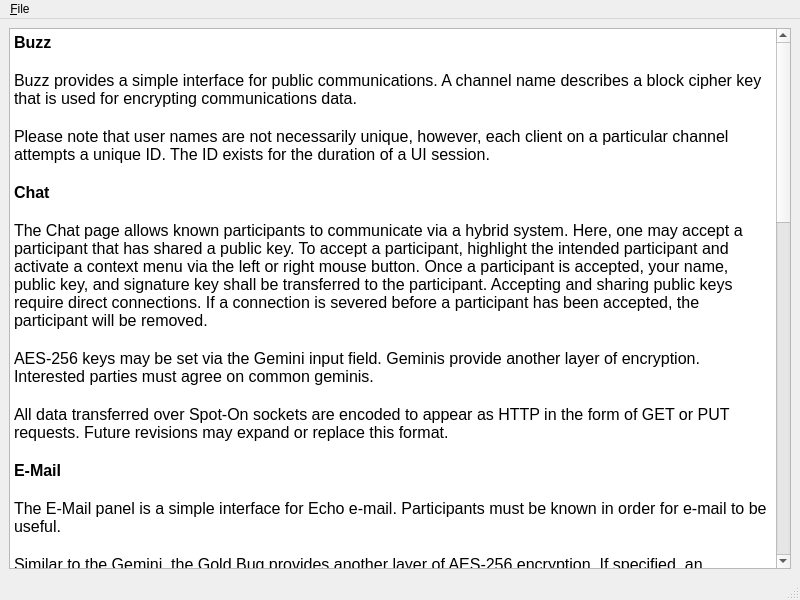
This is UI/docviewer.ui in xloem/spot-on-svn as Qt 5 draws it before an edit. The edited form follows.
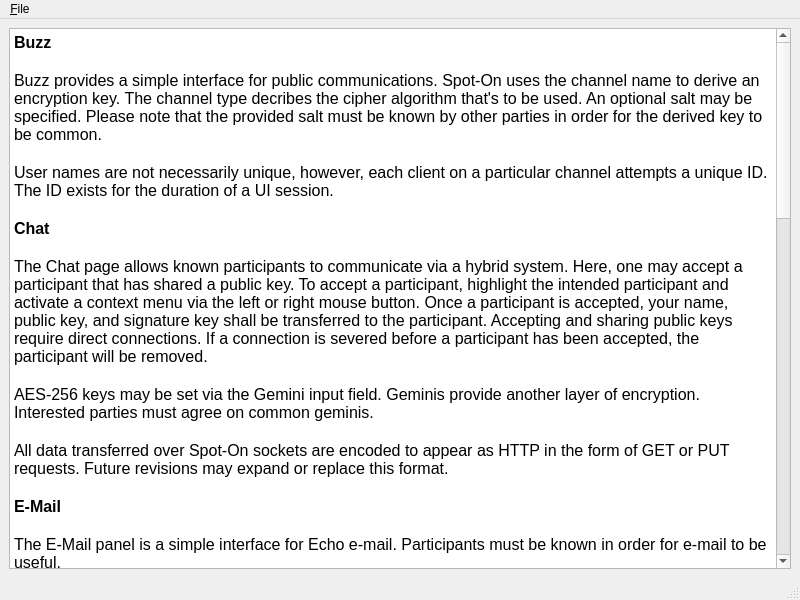
This is the edited form. Icons and pictures are not drawn.

Commit message: Display the salt and type. Optional Buzz salt.

Diff of the .ui file:
```diff
--- a/UI/docviewer.ui
+++ b/UI/docviewer.ui
@@ -25,59 +25,59 @@
        <string>&lt;!DOCTYPE HTML PUBLIC &quot;-//W3C//DTD HTML 4.0//EN&quot; &quot;http://www.w3.org/TR/REC-html40/strict.dtd&quot;&gt;
 &lt;html&gt;&lt;head&gt;&lt;meta name=&quot;qrichtext&quot; content=&quot;1&quot; /&gt;&lt;style type=&quot;text/css&quot;&gt;
 p, li { white-space: pre-wrap; }
-&lt;/style&gt;&lt;/head&gt;&lt;body style=&quot; font-family:'Sans'; font-size:12pt; font-weight:400; font-style:normal;&quot;&gt;
-&lt;p style=&quot; margin-top:0px; margin-bottom:0px; margin-left:0px; margin-right:0px; -qt-block-indent:0; text-indent:0px;&quot;&gt;&lt;span style=&quot; font-weight:600;&quot;&gt;Buzz&lt;/span&gt;&lt;/p&gt;
-&lt;p style=&quot;-qt-paragraph-type:empty; margin-top:0px; margin-bottom:0px; margin-left:0px; margin-right:0px; -qt-block-indent:0; text-indent:0px;&quot;&gt;&lt;br /&gt;&lt;/p&gt;
-&lt;p style=&quot; margin-top:0px; margin-bottom:0px; margin-left:0px; margin-right:0px; -qt-block-indent:0; text-indent:0px;&quot;&gt;Buzz provides a simple interface for public communications. A channel name describes a block cipher key that is used for encrypting communications data.&lt;/p&gt;
-&lt;p style=&quot;-qt-paragraph-type:empty; margin-top:0px; margin-bottom:0px; margin-left:0px; margin-right:0px; -qt-block-indent:0; text-indent:0px;&quot;&gt;&lt;br /&gt;&lt;/p&gt;
-&lt;p style=&quot; margin-top:0px; margin-bottom:0px; margin-left:0px; margin-right:0px; -qt-block-indent:0; text-indent:0px;&quot;&gt;Please note that user names are not necessarily unique, however, each client on a particular channel attempts a unique ID. The ID exists for the duration of a UI session.&lt;/p&gt;
-&lt;p style=&quot;-qt-paragraph-type:empty; margin-top:0px; margin-bottom:0px; margin-left:0px; margin-right:0px; -qt-block-indent:0; text-indent:0px; font-family:'Lucida Grande'; font-weight:600;&quot;&gt;&lt;br /&gt;&lt;/p&gt;
-&lt;p style=&quot; margin-top:0px; margin-bottom:0px; margin-left:0px; margin-right:0px; -qt-block-indent:0; text-indent:0px;&quot;&gt;&lt;span style=&quot; font-family:'Lucida Grande'; font-weight:600;&quot;&gt;Chat&lt;/span&gt;&lt;/p&gt;
-&lt;p style=&quot;-qt-paragraph-type:empty; margin-top:0px; margin-bottom:0px; margin-left:0px; margin-right:0px; -qt-block-indent:0; text-indent:0px; font-family:'Lucida Grande';&quot;&gt;&lt;br /&gt;&lt;/p&gt;
-&lt;p style=&quot; margin-top:0px; margin-bottom:0px; margin-left:0px; margin-right:0px; -qt-block-indent:0; text-indent:0px;&quot;&gt;&lt;span style=&quot; font-family:'Lucida Grande';&quot;&gt;The Chat page allows known participants to communicate via a hybrid system. Here, one may accept a participant that has shared a public key. To accept a participant, highlight the intended participant and activate a context menu via the left or right mouse button. Once a participant is accepted, your name, public key, and signature key shall be transferred to the participant. Accepting and sharing public keys require direct connections. If a connection is severed before a participant has been accepted, the participant will be removed.&lt;/span&gt;&lt;/p&gt;
-&lt;p style=&quot;-qt-paragraph-type:empty; margin-top:0px; margin-bottom:0px; margin-left:0px; margin-right:0px; -qt-block-indent:0; text-indent:0px; font-family:'Lucida Grande';&quot;&gt;&lt;br /&gt;&lt;/p&gt;
-&lt;p style=&quot; margin-top:0px; margin-bottom:0px; margin-left:0px; margin-right:0px; -qt-block-indent:0; text-indent:0px;&quot;&gt;&lt;span style=&quot; font-family:'Lucida Grande';&quot;&gt;AES-256 keys may be set via the Gemini input field. Geminis provide another layer of encryption. Interested parties must agree on common geminis.&lt;/span&gt;&lt;/p&gt;
-&lt;p style=&quot;-qt-paragraph-type:empty; margin-top:0px; margin-bottom:0px; margin-left:0px; margin-right:0px; -qt-block-indent:0; text-indent:0px; font-family:'Lucida Grande';&quot;&gt;&lt;br /&gt;&lt;/p&gt;
-&lt;p style=&quot; margin-top:0px; margin-bottom:0px; margin-left:0px; margin-right:0px; -qt-block-indent:0; text-indent:0px;&quot;&gt;&lt;span style=&quot; font-family:'Lucida Grande';&quot;&gt;All data transferred over Spot-On sockets are encoded to appear as HTTP in the form of GET or PUT requests. Future revisions may expand or replace this format.&lt;/span&gt;&lt;/p&gt;
-&lt;p style=&quot;-qt-paragraph-type:empty; margin-top:0px; margin-bottom:0px; margin-left:0px; margin-right:0px; -qt-block-indent:0; text-indent:0px; font-family:'Lucida Grande';&quot;&gt;&lt;br /&gt;&lt;/p&gt;
-&lt;p style=&quot; margin-top:0px; margin-bottom:0px; margin-left:0px; margin-right:0px; -qt-block-indent:0; text-indent:0px;&quot;&gt;&lt;span style=&quot; font-family:'Lucida Grande'; font-weight:600;&quot;&gt;E-Mail&lt;/span&gt;&lt;/p&gt;
-&lt;p style=&quot;-qt-paragraph-type:empty; margin-top:0px; margin-bottom:0px; margin-left:0px; margin-right:0px; -qt-block-indent:0; text-indent:0px; font-family:'Lucida Grande';&quot;&gt;&lt;br /&gt;&lt;/p&gt;
-&lt;p style=&quot; margin-top:0px; margin-bottom:0px; margin-left:0px; margin-right:0px; -qt-block-indent:0; text-indent:0px;&quot;&gt;&lt;span style=&quot; font-family:'Lucida Grande';&quot;&gt;The E-Mail panel is a simple interface for Echo e-mail. Participants must be known in order for e-mail to be useful.&lt;/span&gt;&lt;/p&gt;
-&lt;p style=&quot;-qt-paragraph-type:empty; margin-top:0px; margin-bottom:0px; margin-left:0px; margin-right:0px; -qt-block-indent:0; text-indent:0px; font-family:'Lucida Grande';&quot;&gt;&lt;br /&gt;&lt;/p&gt;
-&lt;p style=&quot; margin-top:0px; margin-bottom:0px; margin-left:0px; margin-right:0px; -qt-block-indent:0; text-indent:0px;&quot;&gt;&lt;span style=&quot; font-family:'Lucida Grande';&quot;&gt;Similar to the Gemini, the Gold Bug provides another layer of AES-256 encryption. If specified, an outbound letter shall be encrypted via the provided key. Recipients will be prompted to provide correct gold bugs whenever they attempt to open letters that have been enclosed by gold bugs.&lt;/span&gt;&lt;/p&gt;
-&lt;p style=&quot;-qt-paragraph-type:empty; margin-top:0px; margin-bottom:0px; margin-left:0px; margin-right:0px; -qt-block-indent:0; text-indent:0px; font-family:'Lucida Grande';&quot;&gt;&lt;br /&gt;&lt;/p&gt;
-&lt;p style=&quot; margin-top:0px; margin-bottom:0px; margin-left:0px; margin-right:0px; -qt-block-indent:0; text-indent:0px;&quot;&gt;&lt;span style=&quot; font-family:'Lucida Grande';&quot;&gt;The C/O sub-panel allows participants to house off-line e-mail of other participants. The intent of this feature is to provide a means of storing data for later retrieval. Please note that two participants must have a common participant in order for the feature to function correctly. Whenever a participant requests e-mail, a broadcast message is sent to reachable nodes. The broadcast includes the participant's signature. E-mail will then be distributed in a timely manner.&lt;/span&gt;&lt;/p&gt;
-&lt;p style=&quot;-qt-paragraph-type:empty; margin-top:0px; margin-bottom:0px; margin-left:0px; margin-right:0px; -qt-block-indent:0; text-indent:0px; font-family:'Lucida Grande';&quot;&gt;&lt;br /&gt;&lt;/p&gt;
-&lt;p style=&quot; margin-top:0px; margin-bottom:0px; margin-left:0px; margin-right:0px; -qt-block-indent:0; text-indent:0px;&quot;&gt;&lt;span style=&quot; font-family:'Lucida Grande';&quot;&gt;Please note that you may receive duplicate messages because of the Echo Protocol. A future revision may resolve this mishap.&lt;/span&gt;&lt;/p&gt;
-&lt;p style=&quot;-qt-paragraph-type:empty; margin-top:0px; margin-bottom:0px; margin-left:0px; margin-right:0px; -qt-block-indent:0; text-indent:0px; font-family:'Lucida Grande';&quot;&gt;&lt;br /&gt;&lt;/p&gt;
-&lt;p style=&quot; margin-top:0px; margin-bottom:0px; margin-left:0px; margin-right:0px; -qt-block-indent:0; text-indent:0px;&quot;&gt;&lt;span style=&quot; font-family:'Lucida Grande'; font-weight:600;&quot;&gt;Listeners&lt;/span&gt;&lt;/p&gt;
-&lt;p style=&quot;-qt-paragraph-type:empty; margin-top:0px; margin-bottom:0px; margin-left:0px; margin-right:0px; -qt-block-indent:0; text-indent:0px; font-family:'Lucida Grande';&quot;&gt;&lt;br /&gt;&lt;/p&gt;
-&lt;p style=&quot; margin-top:0px; margin-bottom:0px; margin-left:0px; margin-right:0px; -qt-block-indent:0; text-indent:0px;&quot;&gt;&lt;span style=&quot; font-family:'Lucida Grande';&quot;&gt;In order to accept incoming connections, at least one active listener is required. The maximum number of connections that Spot-On will accept on a listener may also be modified. Echo modes and SSL key sizes may be selected as well.&lt;/span&gt;&lt;/p&gt;
-&lt;p style=&quot;-qt-paragraph-type:empty; margin-top:0px; margin-bottom:0px; margin-left:0px; margin-right:0px; -qt-block-indent:0; text-indent:0px; font-family:'Lucida Grande';&quot;&gt;&lt;br /&gt;&lt;/p&gt;
-&lt;p style=&quot; margin-top:0px; margin-bottom:0px; margin-left:0px; margin-right:0px; -qt-block-indent:0; text-indent:0px;&quot;&gt;&lt;span style=&quot; font-family:'Lucida Grande';&quot;&gt;Data that is transmitted on the Echo Protocol is subject to echoes. To restrict echoed data on a listener, simply select the Echo Mode. Please note that in order for a connection to be either full or half echo, both endpoints must agree on an identical mode.&lt;/span&gt;&lt;/p&gt;
-&lt;p style=&quot;-qt-paragraph-type:empty; margin-top:0px; margin-bottom:0px; margin-left:0px; margin-right:0px; -qt-block-indent:0; text-indent:0px; font-family:'Lucida Grande';&quot;&gt;&lt;br /&gt;&lt;/p&gt;
-&lt;p style=&quot; margin-top:0px; margin-bottom:0px; margin-left:0px; margin-right:0px; -qt-block-indent:0; text-indent:0px;&quot;&gt;&lt;span style=&quot; font-family:'Lucida Grande';&quot;&gt;Restricting connections by country is provided on this page. A future version of Spot-On will provide more elaborate mechanisms for limiting remote connections.&lt;/span&gt;&lt;/p&gt;
-&lt;p style=&quot;-qt-paragraph-type:empty; margin-top:0px; margin-bottom:0px; margin-left:0px; margin-right:0px; -qt-block-indent:0; text-indent:0px; font-family:'Lucida Grande';&quot;&gt;&lt;br /&gt;&lt;/p&gt;
-&lt;p style=&quot; margin-top:0px; margin-bottom:0px; margin-left:0px; margin-right:0px; -qt-block-indent:0; text-indent:0px;&quot;&gt;&lt;span style=&quot; font-family:'Lucida Grande'; font-weight:600;&quot;&gt;Neighbors&lt;/span&gt;&lt;/p&gt;
-&lt;p style=&quot;-qt-paragraph-type:empty; margin-top:0px; margin-bottom:0px; margin-left:0px; margin-right:0px; -qt-block-indent:0; text-indent:0px; font-family:'Lucida Grande';&quot;&gt;&lt;br /&gt;&lt;/p&gt;
-&lt;p style=&quot; margin-top:0px; margin-bottom:0px; margin-left:0px; margin-right:0px; -qt-block-indent:0; text-indent:0px;&quot;&gt;&lt;span style=&quot; font-family:'Lucida Grande';&quot;&gt;The Neighbors page lists all Spot-On network connections that are present on a node. This page also allows users to define new connections. A context menu may be activated via the left or right mouse buttons on the Neighbors table. The menu provides several other options that are not readily available.&lt;/span&gt;&lt;/p&gt;
-&lt;p style=&quot;-qt-paragraph-type:empty; margin-top:0px; margin-bottom:0px; margin-left:0px; margin-right:0px; -qt-block-indent:0; text-indent:0px; font-family:'Lucida Grande';&quot;&gt;&lt;br /&gt;&lt;/p&gt;
-&lt;p style=&quot; margin-top:0px; margin-bottom:0px; margin-left:0px; margin-right:0px; -qt-block-indent:0; text-indent:0px;&quot;&gt;&lt;span style=&quot; font-family:'Lucida Grande';&quot;&gt;The Neighbors page also allows owners to copy their public keys to clipboard buffers. Adding other participants may also be performed on this page.&lt;/span&gt;&lt;/p&gt;
-&lt;p style=&quot;-qt-paragraph-type:empty; margin-top:0px; margin-bottom:0px; margin-left:0px; margin-right:0px; -qt-block-indent:0; text-indent:0px; font-family:'Lucida Grande';&quot;&gt;&lt;br /&gt;&lt;/p&gt;
-&lt;p style=&quot; margin-top:0px; margin-bottom:0px; margin-left:0px; margin-right:0px; -qt-block-indent:0; text-indent:0px;&quot;&gt;&lt;span style=&quot; font-family:'Lucida Grande'; font-weight:600;&quot;&gt;Search&lt;/span&gt;&lt;/p&gt;
-&lt;p style=&quot;-qt-paragraph-type:empty; margin-top:0px; margin-bottom:0px; margin-left:0px; margin-right:0px; -qt-block-indent:0; text-indent:0px; font-family:'Lucida Grande';&quot;&gt;&lt;br /&gt;&lt;/p&gt;
-&lt;p style=&quot; margin-top:0px; margin-bottom:0px; margin-left:0px; margin-right:0px; -qt-block-indent:0; text-indent:0px;&quot;&gt;&lt;span style=&quot; font-family:'Lucida Grande';&quot;&gt;Not yet implemented.&lt;/span&gt;&lt;/p&gt;
-&lt;p style=&quot;-qt-paragraph-type:empty; margin-top:0px; margin-bottom:0px; margin-left:0px; margin-right:0px; -qt-block-indent:0; text-indent:0px; font-family:'Lucida Grande';&quot;&gt;&lt;br /&gt;&lt;/p&gt;
-&lt;p style=&quot; margin-top:0px; margin-bottom:0px; margin-left:0px; margin-right:0px; -qt-block-indent:0; text-indent:0px;&quot;&gt;&lt;span style=&quot; font-family:'Lucida Grande'; font-weight:600;&quot;&gt;Settings&lt;/span&gt;&lt;/p&gt;
-&lt;p style=&quot;-qt-paragraph-type:empty; margin-top:0px; margin-bottom:0px; margin-left:0px; margin-right:0px; -qt-block-indent:0; text-indent:0px; font-family:'Lucida Grande';&quot;&gt;&lt;br /&gt;&lt;/p&gt;
-&lt;p style=&quot; margin-top:0px; margin-bottom:0px; margin-left:0px; margin-right:0px; -qt-block-indent:0; text-indent:0px;&quot;&gt;&lt;span style=&quot; font-family:'Lucida Grande';&quot;&gt;Please prepare a passphrase after launching Spot-On. To do so, complete the Passphrase and Passphrase Confirmation fields. Also review, and perhaps modify, the cipher type, hash type, iteration count, RSA key size, and salt length. Please note that the initialization process may take a significant amount of time to complete.&lt;/span&gt;&lt;/p&gt;
-&lt;p style=&quot;-qt-paragraph-type:empty; margin-top:0px; margin-bottom:0px; margin-left:0px; margin-right:0px; -qt-block-indent:0; text-indent:0px; font-family:'Lucida Grande';&quot;&gt;&lt;br /&gt;&lt;/p&gt;
-&lt;p style=&quot; margin-top:0px; margin-bottom:0px; margin-left:0px; margin-right:0px; -qt-block-indent:0; text-indent:0px;&quot;&gt;&lt;span style=&quot; font-family:'Lucida Grande';&quot;&gt;Spot-On is separated into two major processes, a kernel and a user interface. The kernel is responsible for establishing and maintaining the networking aspects of Spot-On. The data between a kernel process and one or more user interfaces are transferred over SSL.&lt;/span&gt;&lt;/p&gt;
-&lt;p style=&quot;-qt-paragraph-type:empty; margin-top:0px; margin-bottom:0px; margin-left:0px; margin-right:0px; -qt-block-indent:0; text-indent:0px; font-family:'Lucida Grande';&quot;&gt;&lt;br /&gt;&lt;/p&gt;
-&lt;p style=&quot; margin-top:0px; margin-bottom:0px; margin-left:0px; margin-right:0px; -qt-block-indent:0; text-indent:0px;&quot;&gt;&lt;span style=&quot; font-family:'Lucida Grande'; font-weight:600;&quot;&gt;URLs&lt;/span&gt;&lt;/p&gt;
-&lt;p style=&quot;-qt-paragraph-type:empty; margin-top:0px; margin-bottom:0px; margin-left:0px; margin-right:0px; -qt-block-indent:0; text-indent:0px; font-family:'Lucida Grande';&quot;&gt;&lt;br /&gt;&lt;/p&gt;
-&lt;p style=&quot; margin-top:0px; margin-bottom:0px; margin-left:0px; margin-right:0px; -qt-block-indent:0; text-indent:0px;&quot;&gt;&lt;span style=&quot; font-family:'Lucida Grande';&quot;&gt;Not yet implemented.&lt;/span&gt;&lt;/p&gt;
-&lt;p style=&quot;-qt-paragraph-type:empty; margin-top:0px; margin-bottom:0px; margin-left:0px; margin-right:0px; -qt-block-indent:0; text-indent:0px; font-family:'Lucida Grande';&quot;&gt;&lt;br /&gt;&lt;/p&gt;&lt;/body&gt;&lt;/html&gt;</string>
+&lt;/style&gt;&lt;/head&gt;&lt;body style=&quot; font-family:'Lucida Grande'; font-size:13pt; font-weight:400; font-style:normal;&quot;&gt;
+&lt;p style=&quot; margin-top:0px; margin-bottom:0px; margin-left:0px; margin-right:0px; -qt-block-indent:0; text-indent:0px;&quot;&gt;&lt;span style=&quot; font-family:'Sans'; font-size:12pt; font-weight:600;&quot;&gt;Buzz&lt;/span&gt;&lt;/p&gt;
+&lt;p style=&quot;-qt-paragraph-type:empty; margin-top:0px; margin-bottom:0px; margin-left:0px; margin-right:0px; -qt-block-indent:0; text-indent:0px; font-family:'Sans'; font-size:12pt;&quot;&gt;&lt;br /&gt;&lt;/p&gt;
+&lt;p style=&quot; margin-top:0px; margin-bottom:0px; margin-left:0px; margin-right:0px; -qt-block-indent:0; text-indent:0px;&quot;&gt;&lt;span style=&quot; font-family:'Sans'; font-size:12pt;&quot;&gt;Buzz provides a simple interface for public communications. Spot-On uses the channel name to derive an encryption key. The channel type decribes the cipher algorithm that's to be used. An optional salt may be specified. Please note that the provided salt must be known by other parties in order for the derived key to be common.&lt;/span&gt;&lt;/p&gt;
+&lt;p style=&quot;-qt-paragraph-type:empty; margin-top:0px; margin-bottom:0px; margin-left:0px; margin-right:0px; -qt-block-indent:0; text-indent:0px; font-family:'Sans'; font-size:12pt;&quot;&gt;&lt;br /&gt;&lt;/p&gt;
+&lt;p style=&quot; margin-top:0px; margin-bottom:0px; margin-left:0px; margin-right:0px; -qt-block-indent:0; text-indent:0px;&quot;&gt;&lt;span style=&quot; font-family:'Sans'; font-size:12pt;&quot;&gt;User names are not necessarily unique, however, each client on a particular channel attempts a unique ID. The ID exists for the duration of a UI session.&lt;/span&gt;&lt;/p&gt;
+&lt;p style=&quot;-qt-paragraph-type:empty; margin-top:0px; margin-bottom:0px; margin-left:0px; margin-right:0px; -qt-block-indent:0; text-indent:0px; font-size:12pt; font-weight:600;&quot;&gt;&lt;br /&gt;&lt;/p&gt;
+&lt;p style=&quot; margin-top:0px; margin-bottom:0px; margin-left:0px; margin-right:0px; -qt-block-indent:0; text-indent:0px;&quot;&gt;&lt;span style=&quot; font-size:12pt; font-weight:600;&quot;&gt;Chat&lt;/span&gt;&lt;/p&gt;
+&lt;p style=&quot;-qt-paragraph-type:empty; margin-top:0px; margin-bottom:0px; margin-left:0px; margin-right:0px; -qt-block-indent:0; text-indent:0px; font-size:12pt;&quot;&gt;&lt;br /&gt;&lt;/p&gt;
+&lt;p style=&quot; margin-top:0px; margin-bottom:0px; margin-left:0px; margin-right:0px; -qt-block-indent:0; text-indent:0px;&quot;&gt;&lt;span style=&quot; font-size:12pt;&quot;&gt;The Chat page allows known participants to communicate via a hybrid system. Here, one may accept a participant that has shared a public key. To accept a participant, highlight the intended participant and activate a context menu via the left or right mouse button. Once a participant is accepted, your name, public key, and signature key shall be transferred to the participant. Accepting and sharing public keys require direct connections. If a connection is severed before a participant has been accepted, the participant will be removed.&lt;/span&gt;&lt;/p&gt;
+&lt;p style=&quot;-qt-paragraph-type:empty; margin-top:0px; margin-bottom:0px; margin-left:0px; margin-right:0px; -qt-block-indent:0; text-indent:0px; font-size:12pt;&quot;&gt;&lt;br /&gt;&lt;/p&gt;
+&lt;p style=&quot; margin-top:0px; margin-bottom:0px; margin-left:0px; margin-right:0px; -qt-block-indent:0; text-indent:0px;&quot;&gt;&lt;span style=&quot; font-size:12pt;&quot;&gt;AES-256 keys may be set via the Gemini input field. Geminis provide another layer of encryption. Interested parties must agree on common geminis.&lt;/span&gt;&lt;/p&gt;
+&lt;p style=&quot;-qt-paragraph-type:empty; margin-top:0px; margin-bottom:0px; margin-left:0px; margin-right:0px; -qt-block-indent:0; text-indent:0px; font-size:12pt;&quot;&gt;&lt;br /&gt;&lt;/p&gt;
+&lt;p style=&quot; margin-top:0px; margin-bottom:0px; margin-left:0px; margin-right:0px; -qt-block-indent:0; text-indent:0px;&quot;&gt;&lt;span style=&quot; font-size:12pt;&quot;&gt;All data transferred over Spot-On sockets are encoded to appear as HTTP in the form of GET or PUT requests. Future revisions may expand or replace this format.&lt;/span&gt;&lt;/p&gt;
+&lt;p style=&quot;-qt-paragraph-type:empty; margin-top:0px; margin-bottom:0px; margin-left:0px; margin-right:0px; -qt-block-indent:0; text-indent:0px; font-size:12pt;&quot;&gt;&lt;br /&gt;&lt;/p&gt;
+&lt;p style=&quot; margin-top:0px; margin-bottom:0px; margin-left:0px; margin-right:0px; -qt-block-indent:0; text-indent:0px;&quot;&gt;&lt;span style=&quot; font-size:12pt; font-weight:600;&quot;&gt;E-Mail&lt;/span&gt;&lt;/p&gt;
+&lt;p style=&quot;-qt-paragraph-type:empty; margin-top:0px; margin-bottom:0px; margin-left:0px; margin-right:0px; -qt-block-indent:0; text-indent:0px; font-size:12pt;&quot;&gt;&lt;br /&gt;&lt;/p&gt;
+&lt;p style=&quot; margin-top:0px; margin-bottom:0px; margin-left:0px; margin-right:0px; -qt-block-indent:0; text-indent:0px;&quot;&gt;&lt;span style=&quot; font-size:12pt;&quot;&gt;The E-Mail panel is a simple interface for Echo e-mail. Participants must be known in order for e-mail to be useful.&lt;/span&gt;&lt;/p&gt;
+&lt;p style=&quot;-qt-paragraph-type:empty; margin-top:0px; margin-bottom:0px; margin-left:0px; margin-right:0px; -qt-block-indent:0; text-indent:0px; font-size:12pt;&quot;&gt;&lt;br /&gt;&lt;/p&gt;
+&lt;p style=&quot; margin-top:0px; margin-bottom:0px; margin-left:0px; margin-right:0px; -qt-block-indent:0; text-indent:0px;&quot;&gt;&lt;span style=&quot; font-size:12pt;&quot;&gt;Similar to the Gemini, the Gold Bug provides another layer of AES-256 encryption. If specified, an outbound letter shall be encrypted via the provided key. Recipients will be prompted to provide correct gold bugs whenever they attempt to open letters that have been enclosed by gold bugs.&lt;/span&gt;&lt;/p&gt;
+&lt;p style=&quot;-qt-paragraph-type:empty; margin-top:0px; margin-bottom:0px; margin-left:0px; margin-right:0px; -qt-block-indent:0; text-indent:0px; font-size:12pt;&quot;&gt;&lt;br /&gt;&lt;/p&gt;
+&lt;p style=&quot; margin-top:0px; margin-bottom:0px; margin-left:0px; margin-right:0px; -qt-block-indent:0; text-indent:0px;&quot;&gt;&lt;span style=&quot; font-size:12pt;&quot;&gt;The C/O sub-panel allows participants to house off-line e-mail of other participants. The intent of this feature is to provide a means of storing data for later retrieval. Please note that two participants must have a common participant in order for the feature to function correctly. Whenever a participant requests e-mail, a broadcast message is sent to reachable nodes. The broadcast includes the participant's signature. E-mail will then be distributed in a timely manner.&lt;/span&gt;&lt;/p&gt;
+&lt;p style=&quot;-qt-paragraph-type:empty; margin-top:0px; margin-bottom:0px; margin-left:0px; margin-right:0px; -qt-block-indent:0; text-indent:0px; font-size:12pt;&quot;&gt;&lt;br /&gt;&lt;/p&gt;
+&lt;p style=&quot; margin-top:0px; margin-bottom:0px; margin-left:0px; margin-right:0px; -qt-block-indent:0; text-indent:0px;&quot;&gt;&lt;span style=&quot; font-size:12pt;&quot;&gt;Please note that you may receive duplicate messages because of the Echo Protocol. A future revision may resolve this mishap.&lt;/span&gt;&lt;/p&gt;
+&lt;p style=&quot;-qt-paragraph-type:empty; margin-top:0px; margin-bottom:0px; margin-left:0px; margin-right:0px; -qt-block-indent:0; text-indent:0px; font-size:12pt;&quot;&gt;&lt;br /&gt;&lt;/p&gt;
+&lt;p style=&quot; margin-top:0px; margin-bottom:0px; margin-left:0px; margin-right:0px; -qt-block-indent:0; text-indent:0px;&quot;&gt;&lt;span style=&quot; font-size:12pt; font-weight:600;&quot;&gt;Listeners&lt;/span&gt;&lt;/p&gt;
+&lt;p style=&quot;-qt-paragraph-type:empty; margin-top:0px; margin-bottom:0px; margin-left:0px; margin-right:0px; -qt-block-indent:0; text-indent:0px; font-size:12pt;&quot;&gt;&lt;br /&gt;&lt;/p&gt;
+&lt;p style=&quot; margin-top:0px; margin-bottom:0px; margin-left:0px; margin-right:0px; -qt-block-indent:0; text-indent:0px;&quot;&gt;&lt;span style=&quot; font-size:12pt;&quot;&gt;In order to accept incoming connections, at least one active listener is required. The maximum number of connections that Spot-On will accept on a listener may also be modified. Echo modes and SSL key sizes may be selected as well.&lt;/span&gt;&lt;/p&gt;
+&lt;p style=&quot;-qt-paragraph-type:empty; margin-top:0px; margin-bottom:0px; margin-left:0px; margin-right:0px; -qt-block-indent:0; text-indent:0px; font-size:12pt;&quot;&gt;&lt;br /&gt;&lt;/p&gt;
+&lt;p style=&quot; margin-top:0px; margin-bottom:0px; margin-left:0px; margin-right:0px; -qt-block-indent:0; text-indent:0px;&quot;&gt;&lt;span style=&quot; font-size:12pt;&quot;&gt;Data that is transmitted on the Echo Protocol is subject to echoes. To restrict echoed data on a listener, simply select the Echo Mode. Please note that in order for a connection to be either full or half echo, both endpoints must agree on an identical mode.&lt;/span&gt;&lt;/p&gt;
+&lt;p style=&quot;-qt-paragraph-type:empty; margin-top:0px; margin-bottom:0px; margin-left:0px; margin-right:0px; -qt-block-indent:0; text-indent:0px; font-size:12pt;&quot;&gt;&lt;br /&gt;&lt;/p&gt;
+&lt;p style=&quot; margin-top:0px; margin-bottom:0px; margin-left:0px; margin-right:0px; -qt-block-indent:0; text-indent:0px;&quot;&gt;&lt;span style=&quot; font-size:12pt;&quot;&gt;Restricting connections by country is provided on this page. A future version of Spot-On will provide more elaborate mechanisms for limiting remote connections.&lt;/span&gt;&lt;/p&gt;
+&lt;p style=&quot;-qt-paragraph-type:empty; margin-top:0px; margin-bottom:0px; margin-left:0px; margin-right:0px; -qt-block-indent:0; text-indent:0px; font-size:12pt;&quot;&gt;&lt;br /&gt;&lt;/p&gt;
+&lt;p style=&quot; margin-top:0px; margin-bottom:0px; margin-left:0px; margin-right:0px; -qt-block-indent:0; text-indent:0px;&quot;&gt;&lt;span style=&quot; font-size:12pt; font-weight:600;&quot;&gt;Neighbors&lt;/span&gt;&lt;/p&gt;
+&lt;p style=&quot;-qt-paragraph-type:empty; margin-top:0px; margin-bottom:0px; margin-left:0px; margin-right:0px; -qt-block-indent:0; text-indent:0px; font-size:12pt;&quot;&gt;&lt;br /&gt;&lt;/p&gt;
+&lt;p style=&quot; margin-top:0px; margin-bottom:0px; margin-left:0px; margin-right:0px; -qt-block-indent:0; text-indent:0px;&quot;&gt;&lt;span style=&quot; font-size:12pt;&quot;&gt;The Neighbors page lists all Spot-On network connections that are present on a node. This page also allows users to define new connections. A context menu may be activated via the left or right mouse buttons on the Neighbors table. The menu provides several other options that are not readily available.&lt;/span&gt;&lt;/p&gt;
+&lt;p style=&quot;-qt-paragraph-type:empty; margin-top:0px; margin-bottom:0px; margin-left:0px; margin-right:0px; -qt-block-indent:0; text-indent:0px; font-size:12pt;&quot;&gt;&lt;br /&gt;&lt;/p&gt;
+&lt;p style=&quot; margin-top:0px; margin-bottom:0px; margin-left:0px; margin-right:0px; -qt-block-indent:0; text-indent:0px;&quot;&gt;&lt;span style=&quot; font-size:12pt;&quot;&gt;The Neighbors page also allows owners to copy their public keys to clipboard buffers. Adding other participants may also be performed on this page.&lt;/span&gt;&lt;/p&gt;
+&lt;p style=&quot;-qt-paragraph-type:empty; margin-top:0px; margin-bottom:0px; margin-left:0px; margin-right:0px; -qt-block-indent:0; text-indent:0px; font-size:12pt;&quot;&gt;&lt;br /&gt;&lt;/p&gt;
+&lt;p style=&quot; margin-top:0px; margin-bottom:0px; margin-left:0px; margin-right:0px; -qt-block-indent:0; text-indent:0px;&quot;&gt;&lt;span style=&quot; font-size:12pt; font-weight:600;&quot;&gt;Search&lt;/span&gt;&lt;/p&gt;
+&lt;p style=&quot;-qt-paragraph-type:empty; margin-top:0px; margin-bottom:0px; margin-left:0px; margin-right:0px; -qt-block-indent:0; text-indent:0px; font-size:12pt;&quot;&gt;&lt;br /&gt;&lt;/p&gt;
+&lt;p style=&quot; margin-top:0px; margin-bottom:0px; margin-left:0px; margin-right:0px; -qt-block-indent:0; text-indent:0px;&quot;&gt;&lt;span style=&quot; font-size:12pt;&quot;&gt;Not yet implemented.&lt;/span&gt;&lt;/p&gt;
+&lt;p style=&quot;-qt-paragraph-type:empty; margin-top:0px; margin-bottom:0px; margin-left:0px; margin-right:0px; -qt-block-indent:0; text-indent:0px; font-size:12pt;&quot;&gt;&lt;br /&gt;&lt;/p&gt;
+&lt;p style=&quot; margin-top:0px; margin-bottom:0px; margin-left:0px; margin-right:0px; -qt-block-indent:0; text-indent:0px;&quot;&gt;&lt;span style=&quot; font-size:12pt; font-weight:600;&quot;&gt;Settings&lt;/span&gt;&lt;/p&gt;
+&lt;p style=&quot;-qt-paragraph-type:empty; margin-top:0px; margin-bottom:0px; margin-left:0px; margin-right:0px; -qt-block-indent:0; text-indent:0px; font-size:12pt;&quot;&gt;&lt;br /&gt;&lt;/p&gt;
+&lt;p style=&quot; margin-top:0px; margin-bottom:0px; margin-left:0px; margin-right:0px; -qt-block-indent:0; text-indent:0px;&quot;&gt;&lt;span style=&quot; font-size:12pt;&quot;&gt;Please prepare a passphrase after launching Spot-On. To do so, complete the Passphrase and Passphrase Confirmation fields. Also review, and perhaps modify, the cipher type, hash type, iteration count, RSA key size, and salt length. Please note that the initialization process may take a significant amount of time to complete.&lt;/span&gt;&lt;/p&gt;
+&lt;p style=&quot;-qt-paragraph-type:empty; margin-top:0px; margin-bottom:0px; margin-left:0px; margin-right:0px; -qt-block-indent:0; text-indent:0px; font-size:12pt;&quot;&gt;&lt;br /&gt;&lt;/p&gt;
+&lt;p style=&quot; margin-top:0px; margin-bottom:0px; margin-left:0px; margin-right:0px; -qt-block-indent:0; text-indent:0px;&quot;&gt;&lt;span style=&quot; font-size:12pt;&quot;&gt;Spot-On is separated into two major processes, a kernel and a user interface. The kernel is responsible for establishing and maintaining the networking aspects of Spot-On. The data between a kernel process and one or more user interfaces are transferred over SSL.&lt;/span&gt;&lt;/p&gt;
+&lt;p style=&quot;-qt-paragraph-type:empty; margin-top:0px; margin-bottom:0px; margin-left:0px; margin-right:0px; -qt-block-indent:0; text-indent:0px; font-size:12pt;&quot;&gt;&lt;br /&gt;&lt;/p&gt;
+&lt;p style=&quot; margin-top:0px; margin-bottom:0px; margin-left:0px; margin-right:0px; -qt-block-indent:0; text-indent:0px;&quot;&gt;&lt;span style=&quot; font-size:12pt; font-weight:600;&quot;&gt;URLs&lt;/span&gt;&lt;/p&gt;
+&lt;p style=&quot;-qt-paragraph-type:empty; margin-top:0px; margin-bottom:0px; margin-left:0px; margin-right:0px; -qt-block-indent:0; text-indent:0px; font-size:12pt;&quot;&gt;&lt;br /&gt;&lt;/p&gt;
+&lt;p style=&quot; margin-top:0px; margin-bottom:0px; margin-left:0px; margin-right:0px; -qt-block-indent:0; text-indent:0px;&quot;&gt;&lt;span style=&quot; font-size:12pt;&quot;&gt;Not yet implemented.&lt;/span&gt;&lt;/p&gt;
+&lt;p style=&quot;-qt-paragraph-type:empty; margin-top:0px; margin-bottom:0px; margin-left:0px; margin-right:0px; -qt-block-indent:0; text-indent:0px; font-size:12pt;&quot;&gt;&lt;br /&gt;&lt;/p&gt;&lt;/body&gt;&lt;/html&gt;</string>
       </property>
      </widget>
     </item>
```
Left out of the diff: 2 changed lines with no effect on the pictures. The commit also changes 5 other files.
